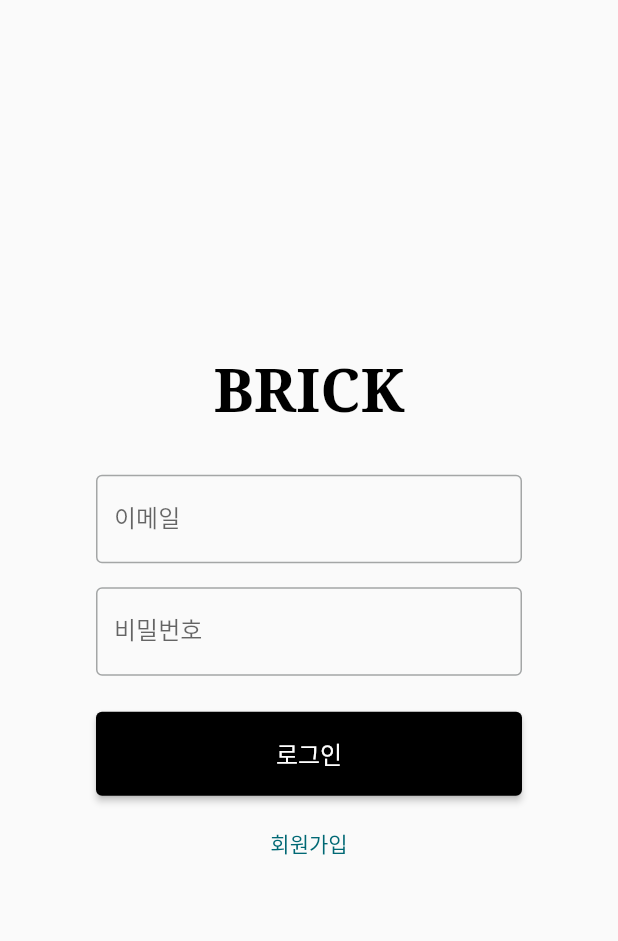
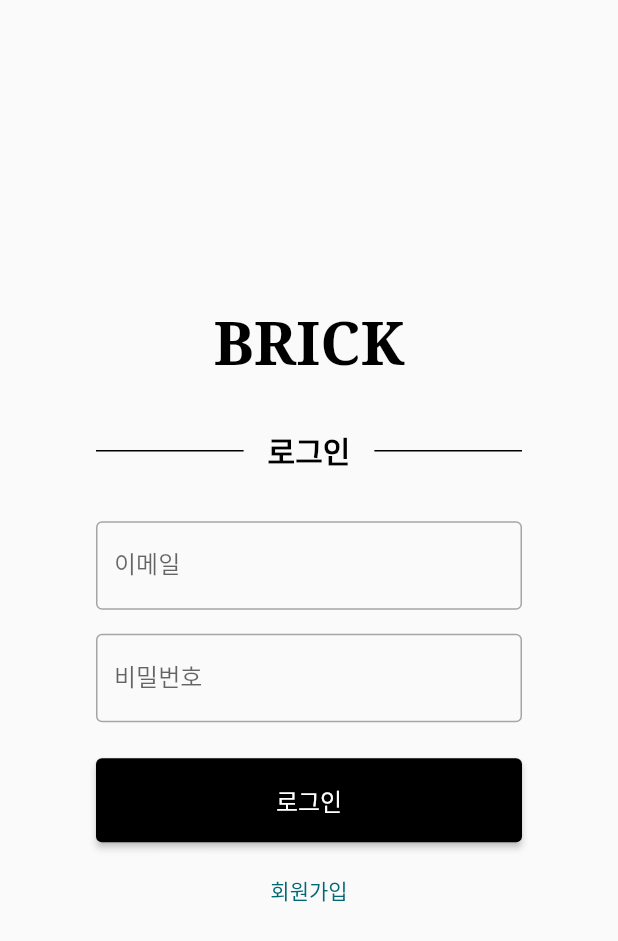
Before and after one commit to imimtu/Brick-Front, a Flutter app: the screen it shows after launch, on a phone screen of 412 x 824 dp. Shown: the top 941 px of the screen. Run offline on Flutter 3.47's test engine with Material 2 defaults, Android fonts, the light colour scheme and no system bars; our stand-ins replace go_router, google_fonts, shared_preferences; missing offline and left inert: just_util; statements that could not run were skipped.

Commit message:
task. [View / Login & SignUp] 로그인과 회원 가입 화면 UI 수정

```diff
--- a/lib/src/app/pages/login/login.dart
+++ b/lib/src/app/pages/login/login.dart
@@ -60,6 +60,40 @@ class _LoginState extends State<Login> {
                     App.title,
                     style: Theme.of(context).textTheme.headlineLarge!.copyWith(
                         fontWeight: FontWeight.w700, color: textColor),
+                  ),
+                  SizedBox(
+                    height: gapUnit * 4,
+                  ),
+
+                  Row(
+                    children: [
+                      const Expanded(
+                        child: Divider(
+                          thickness: 1.0,
+                          color: BrickColors.black,
+                        ),
+                      ),
+                      Container(
+                        margin: const EdgeInsets.only(
+                          left: BrickSize.marginSide * 2,
+                          right: BrickSize.marginSide * 2,
+                        ),
+                        child: Text(
+                          "로그인",
+                          style:
+                              Theme.of(context).textTheme.titleLarge!.copyWith(
+                                    fontWeight: FontWeight.w600,
+                                    color: textColor,
+                                  ),
+                        ),
+                      ),
+                      const Expanded(
+                        child: Divider(
+                          thickness: 1.0,
+                          color: BrickColors.black,
+                        ),
+                      ),
+                    ],
                   ),
                   SizedBox(
                     height: gapUnit * 4,
--- a/lib/src/app/styles/ddl/sizes.dart
+++ b/lib/src/app/styles/ddl/sizes.dart
@@ -4,4 +4,6 @@ abstract class BrickSize {
   static const double marginSide = 8.0;
   static const double paddingSide = 8.0;
   static const double radius = 8.0;
+
+  static const double buttonHeight = 51;
 }
```
Also changed, not shown: lib/src/app/pages/signup/signup.dart (+68 -4 lines).
